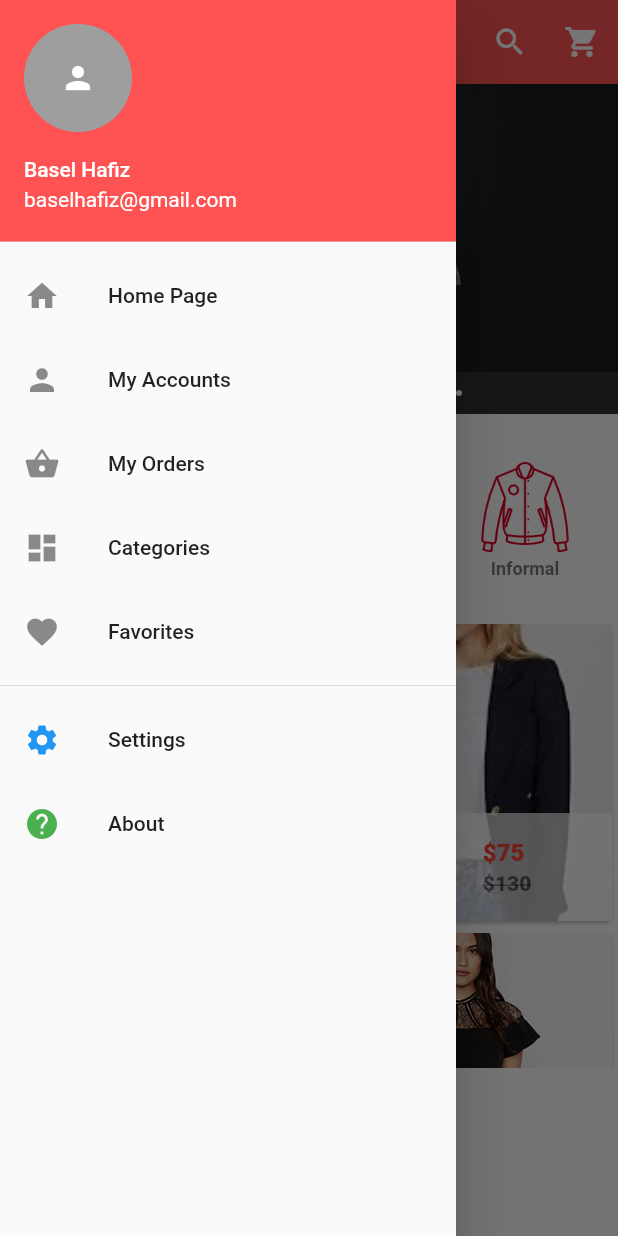
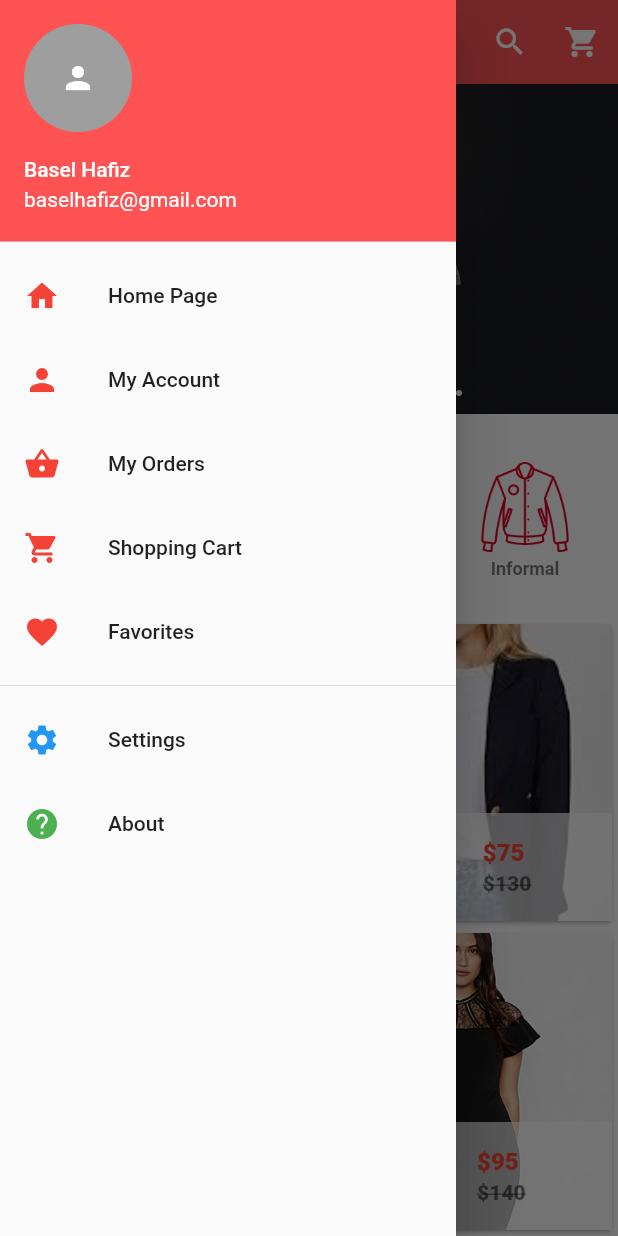
Before and after one commit to BaselHafiz/ecommerce_app, a Flutter app: the screen it shows after launch, with the side drawer open, on a phone screen of 412 x 824 dp. Run offline on Flutter 3.47's test engine with Material 2 defaults, Android fonts, the phone set to English and light mode, and no system bars; drawn by our look-alikes of carousel_pro.

Commit message:
E-commerce App: 19,20

```diff
--- a/lib/global_configs.dart
+++ b/lib/global_configs.dart
@@ -118,5 +118,6 @@ Widget imageCarousel = Container(
     indicatorBgPadding: 10,
     animationCurve: Curves.fastOutSlowIn,
     animationDuration: Duration(milliseconds: 1000),
+    dotBgColor: Colors.transparent,
   ),
 );
--- a/lib/homepage_components/main_drawer.dart
+++ b/lib/homepage_components/main_drawer.dart
@@ -28,15 +28,15 @@ class _MainDrawerState extends State<MainDrawer> {
             onTap: () {},
             child: ListTile(
               title: Text('Home Page'),
-              leading: Icon(Icons.home),
+              leading: Icon(Icons.home, color: Colors.red),
               onTap: () {},
             ),
           ),
           InkWell(
             onTap: () {},
             child: ListTile(
-              title: Text('My Accounts'),
-              leading: Icon(Icons.person),
+              title: Text('My Account'),
+              leading: Icon(Icons.person, color: Colors.red),
               onTap: () {},
             ),
           ),
@@ -44,15 +44,15 @@ class _MainDrawerState extends State<MainDrawer> {
             onTap: () {},
             child: ListTile(
               title: Text('My Orders'),
-              leading: Icon(Icons.shopping_basket),
+              leading: Icon(Icons.shopping_basket, color: Colors.red),
               onTap: () {},
             ),
           ),
           InkWell(
             onTap: () {},
             child: ListTile(
-              title: Text('Categories'),
-              leading: Icon(Icons.dashboard),
+              title: Text('Shopping Cart'),
+              leading: Icon(Icons.shopping_cart, color: Colors.red),
               onTap: () {},
             ),
           ),
@@ -60,7 +60,7 @@ class _MainDrawerState extends State<MainDrawer> {
             onTap: () {},
             child: ListTile(
               title: Text('Favorites'),
-              leading: Icon(Icons.favorite),
+              leading: Icon(Icons.favorite, color: Colors.red),
               onTap: () {},
             ),
           ),
--- a/lib/homepage_components/products_gridview.dart
+++ b/lib/homepage_components/products_gridview.dart
@@ -12,13 +12,13 @@ class _ProductsGridViewState extends State<ProductsGridView> {
   @override
   Widget build(BuildContext context) {
     return Container(
-      height: 300,
+      height: 470,
       child: GridView.builder(
         itemCount: products.length,
         gridDelegate:
             SliverGridDelegateWithFixedCrossAxisCount(crossAxisCount: 2),
         itemBuilder: (BuildContext context, int index) {
-          return _buildProductGridViewItem(
+          return buildProductGridViewItem(
             '${products[index]['productName']}',
             '${products[index]['productImage']}',
             products[index]['productOldPrice'],
@@ -32,7 +32,7 @@ class _ProductsGridViewState extends State<ProductsGridView> {
   }
 }
 
-Widget _buildProductGridViewItem(
+Widget buildProductGridViewItem(
     String productName,
     String productImage,
     int productOldPrice,
```
Also changed, not shown: lib/pages/product_details.dart (+54 -11 lines).
